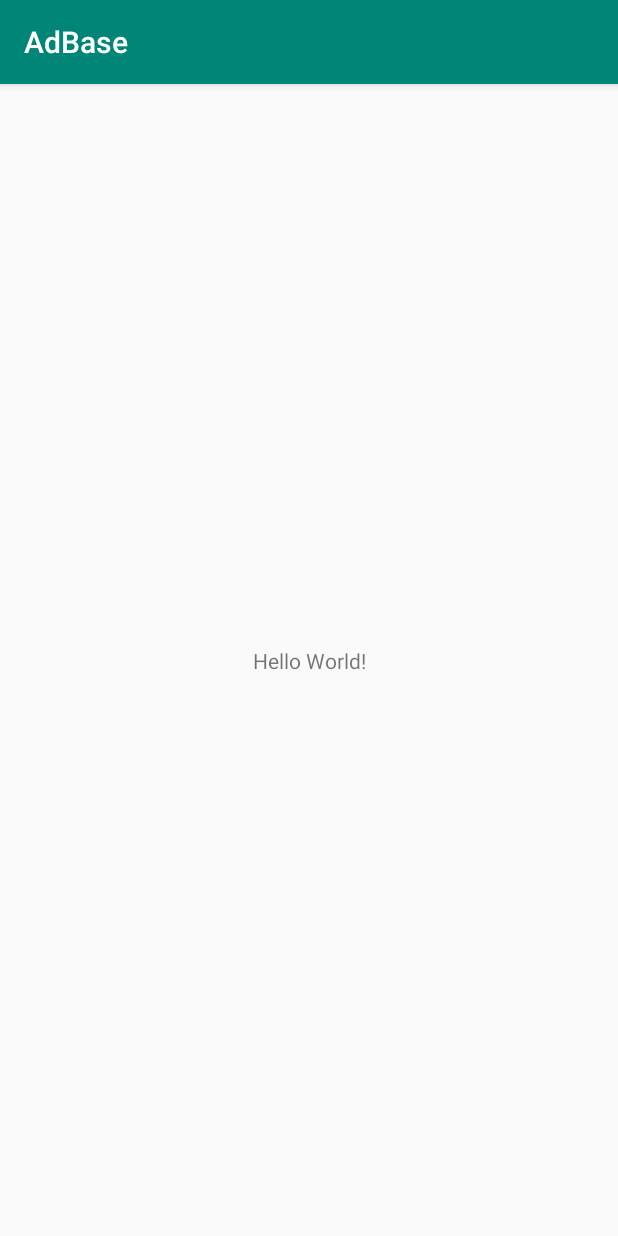
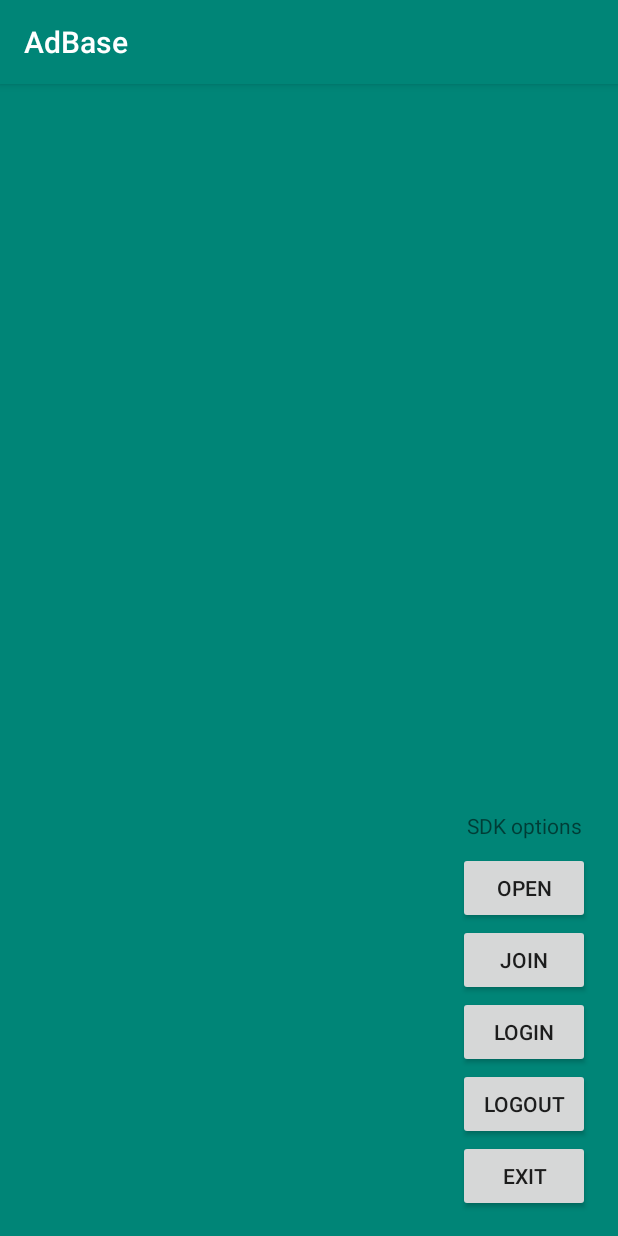
Before and after one commit to JustAllIn/ADBaseSDK, an Android app: the screen it shows after launch (MainActivity), on a phone screen of 412 x 824 dp. Run offline under Robolectric (Android 15) with nearby library versions, the phone set to English and light mode, and no system bars.

Commit message:
[adbase sdk] demo app

```diff
--- a/app/src/main/java/com/adbse/MainActivity.java
+++ b/app/src/main/java/com/adbse/MainActivity.java
@@ -3,12 +3,49 @@ package com.adbse;
 import androidx.appcompat.app.AppCompatActivity;
 
 import android.os.Bundle;
+import android.view.View;
+import android.widget.Toast;
+
+import com.adbase.sdk.IAdBaseSDK;
 
 public class MainActivity extends AppCompatActivity {
+
+    IAdBaseSDK mSDK;    //随便怎么获取，都行，sdk内部目前是单例实现
 
     @Override
     protected void onCreate(Bundle savedInstanceState) {
         super.onCreate(savedInstanceState);
         setContentView(R.layout.activity_main);
+
+        mSDK = IAdBaseSDK.F.create();   //随便怎么获取，都行，sdk内部目前是单例实现
+    }
+
+    public void invokeSDKOpen(View view) {
+        int initResult = IAdBaseSDK.F.create().open(getApplication());   //随便怎么获取，都行，sdk内部目前是单例实现
+
+        if (initResult == 0) {
+            Toast.makeText(this, "SDK init success", Toast.LENGTH_LONG).show();
+        } else {
+            Toast.makeText(this, "SDK init failed, error = " + initResult, Toast.LENGTH_LONG).show();
+        }
+    }
+
+    public void invokeSDKJoin(View view) {
+        IAdBaseSDK.F.create().join("1", "15527826480");
+    }
+
+    public void invokeSDKLogin(View view) {
+        if (mSDK != null) {
+            mSDK.login("1", "18062439163");
+        }
+    }
+
+    public void invokeSDKLogout(View view) {
+        IAdBaseSDK sdk = IAdBaseSDK.F.create();
+        sdk.logout();
+    }
+
+    public void invokeSDKExit(View view) {
+        IAdBaseSDK.F.create().exit(getApplication());
     }
 }
--- a/app/src/main/res/layout/activity_main.xml
+++ b/app/src/main/res/layout/activity_main.xml
@@ -4,15 +4,65 @@
     xmlns:tools="http://schemas.android.com/tools"
     android:layout_width="match_parent"
     android:layout_height="match_parent"
+    android:background="@color/colorPrimary"
     tools:context=".MainActivity">
 
-    <TextView
+    <LinearLayout
+        android:id="@+id/opt_area"
         android:layout_width="wrap_content"
         android:layout_height="wrap_content"
-        android:text="Hello World!"
+        android:layout_margin="16dp"
+        android:orientation="vertical"
+        android:gravity="center_horizontal"
         app:layout_constraintBottom_toBottomOf="parent"
-        app:layout_constraintLeft_toLeftOf="parent"
-        app:layout_constraintRight_toRightOf="parent"
-        app:layout_constraintTop_toTopOf="parent" />
+        app:layout_constraintEnd_toEndOf="parent">
+
+        <TextView
+            android:padding="8dp"
+            android:text="SDK options"
+            android:layout_width="wrap_content"
+            android:layout_height="wrap_content"/>
+
+        <Button
+            android:layout_width="wrap_content"
+            android:layout_height="wrap_content"
+            android:onClick="invokeSDKOpen"
+            android:text="open" />
+
+        <Button
+            android:layout_width="wrap_content"
+            android:layout_height="wrap_content"
+            android:onClick="invokeSDKJoin"
+            android:text="join" />
+
+        <Button
+            android:layout_width="wrap_content"
+            android:layout_height="wrap_content"
+            android:onClick="invokeSDKLogin"
+            android:text="login" />
+
+        <Button
+            android:layout_width="wrap_content"
+            android:layout_height="wrap_content"
+            android:onClick="invokeSDKLogout"
+            android:text="logout" />
+
+        <Button
+            android:layout_width="wrap_content"
+            android:layout_height="wrap_content"
+            android:onClick="invokeSDKExit"
+            android:text="exit" />
+
+    </LinearLayout>
+
+    <TextView
+        android:padding="16dp"
+        android:layout_width="0dp"
+        android:layout_height="0dp"
+        app:layout_constraintBottom_toBottomOf="parent"
+        app:layout_constraintEnd_toStartOf="@id/opt_area"
+        app:layout_constraintStart_toStartOf="parent"
+        app:layout_constraintTop_toTopOf="parent"
+        tools:text="log area" />
 
 </androidx.constraintlayout.widget.ConstraintLayout>
```
